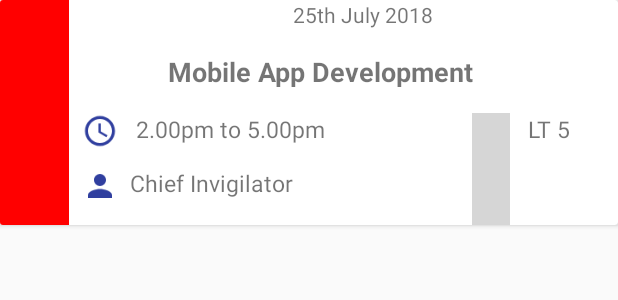
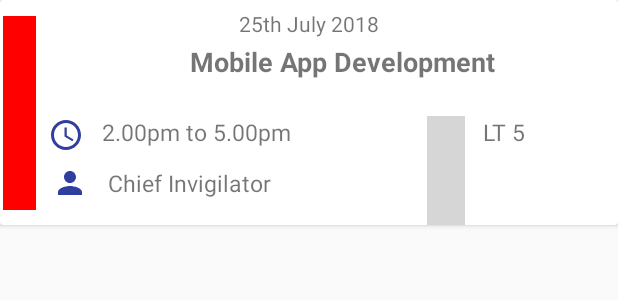
Before and after one commit to vegnish/Exam-Reminder-Mobile-Application, an Android app: the layout card_view.xml on its own in the app's theme, with its tools: preview values and no code run, on a phone screen of 412 x 824 dp. Shown: the top 300 px of the screen. Run offline under Robolectric (Android 15) with nearby library versions, the phone set to English and light mode, and no system bars; grey boxes are pictures that could not be loaded.

Commit message:
Complete view layout

```diff
--- a/app/src/main/AndroidManifest.xml
+++ b/app/src/main/AndroidManifest.xml
@@ -10,14 +10,13 @@
         android:theme="@style/AppTheme">
         <activity android:name=".MainActivity"></activity>
         <activity android:name=".AddSlots">
+
+        </activity>
+        <activity android:name=".ViewSlots">
             <intent-filter>
                 <action android:name="android.intent.action.MAIN" />
-
                 <category android:name="android.intent.category.LAUNCHER" />
             </intent-filter>
-        </activity>
-        <activity android:name=".ViewSlots">
-
         </activity>
     </application>
 
--- a/app/src/main/res/layout/card_view.xml
+++ b/app/src/main/res/layout/card_view.xml
@@ -4,7 +4,7 @@
     xmlns:tools="http://schemas.android.com/tools"
     tools:style="@style/CardView"
     android:id="@+id/card_view"
-    android:layout_width="wrap_content"
+    android:layout_width="match_parent"
     android:layout_height="150dp"
     android:layout_marginBottom="20dp"
     >
@@ -21,40 +21,53 @@
 
         <TextView
             android:id="@+id/date"
-            android:layout_width="101dp"
-            android:layout_height="0dp"
-            android:layout_marginBottom="12dp"
-            android:layout_marginEnd="18dp"
+            android:layout_width="179dp"
+            android:layout_height="23dp"
+            android:layout_marginBottom="8dp"
+            android:layout_marginEnd="8dp"
+            android:layout_marginStart="8dp"
             android:text="25th July 2018"
-            app:layout_constraintBottom_toTopOf="@+id/subject_name"
-            app:layout_constraintEnd_toStartOf="@+id/imageView8"
-            app:layout_constraintStart_toEndOf="@+id/role_text"
-            app:layout_constraintTop_toTopOf="parent" />
+            android:textAlignment="center"
+            app:layout_constraintBottom_toBottomOf="parent"
+            app:layout_constraintEnd_toEndOf="parent"
+            app:layout_constraintStart_toStartOf="parent"
+            app:layout_constraintTop_toTopOf="parent"
+            app:layout_constraintVertical_bias="0.05" />
 
         <TextView
             android:id="@+id/subject_name"
-            android:layout_width="wrap_content"
-            android:layout_height="0dp"
-            android:layout_marginBottom="53dp"
-            android:layout_marginEnd="36dp"
+            android:layout_width="352dp"
+            android:layout_height="33dp"
+            android:layout_marginBottom="32dp"
+            android:layout_marginEnd="8dp"
+            android:layout_marginStart="8dp"
+            android:layout_marginTop="8dp"
             android:text="Mobile App Development"
+            android:textAlignment="center"
             android:textSize="18sp"
             android:textStyle="bold"
-            app:layout_constraintBottom_toTopOf="@+id/role_text"
-            app:layout_constraintEnd_toStartOf="@+id/location_text"
-            app:layout_constraintTop_toBottomOf="@+id/date" />
+            app:layout_constraintBottom_toBottomOf="parent"
+            app:layout_constraintEnd_toEndOf="parent"
+            app:layout_constraintHorizontal_bias="1.0"
+            app:layout_constraintStart_toStartOf="parent"
+            app:layout_constraintTop_toTopOf="parent"
+            app:layout_constraintVertical_bias="0.272" />
 
         <View
             android:id="@+id/color_bar"
-            android:layout_width="75dp"
-            android:layout_height="156dp"
-            android:layout_marginEnd="9dp"
+            android:layout_width="22dp"
+            android:layout_height="129dp"
+            android:layout_marginBottom="8dp"
+            android:layout_marginEnd="8dp"
+            android:layout_marginTop="8dp"
             android:background="@color/colorPrimary"
-            app:layout_constraintBottom_toTopOf="@+id/imageView6"
-            app:layout_constraintEnd_toStartOf="@+id/imageView10"
-            app:layout_constraintHorizontal_chainStyle="spread"
+            app:layout_constraintBottom_toBottomOf="parent"
+            app:layout_constraintEnd_toEndOf="parent"
+            app:layout_constraintHorizontal_bias="0.006"
+            app:layout_constraintHorizontal_chainStyle="spread_inside"
             app:layout_constraintStart_toStartOf="parent"
-            app:layout_constraintTop_toTopOf="@+id/imageView6" />
+            app:layout_constraintTop_toTopOf="parent"
+            app:layout_constraintVertical_bias="0.6" />
 
 
         <TextView
@@ -72,7 +85,7 @@
 
         <TextView
             android:id="@+id/location_text"
-            android:layout_width="wrap_content"
+            android:layout_width="40dp"
             android:layout_height="wrap_content"
             android:layout_marginEnd="62dp"
             android:text="LT 5"
@@ -87,20 +100,28 @@
             android:layout_width="wrap_content"
             android:layout_height="wrap_content"
             android:layout_marginBottom="17dp"
+            android:layout_marginEnd="8dp"
+            android:layout_marginTop="8dp"
             android:text="Chief Invigilator"
             android:textSize="15sp"
             app:layout_constraintBottom_toBottomOf="parent"
-            app:layout_constraintEnd_toStartOf="@+id/date"
+            app:layout_constraintEnd_toEndOf="parent"
+            app:layout_constraintHorizontal_bias="0.056"
             app:layout_constraintStart_toEndOf="@+id/imageView10"
-            app:layout_constraintTop_toBottomOf="@+id/subject_name" />
+            app:layout_constraintTop_toTopOf="parent"
+            app:layout_constraintVertical_bias="1.0" />
 
         <ImageView
             android:id="@+id/imageView6"
             android:layout_width="wrap_content"
             android:layout_height="wrap_content"
-            android:layout_marginStart="9dp"
-            app:layout_constraintStart_toEndOf="@+id/color_bar"
-            app:layout_constraintTop_toTopOf="@+id/time"
+            android:layout_marginBottom="8dp"
+            android:layout_marginStart="32dp"
+            android:layout_marginTop="8dp"
+            app:layout_constraintBottom_toBottomOf="parent"
+            app:layout_constraintStart_toStartOf="parent"
+            app:layout_constraintTop_toTopOf="parent"
+            app:layout_constraintVertical_bias="0.636"
             app:srcCompat="@drawable/ic_access_time_black_24dp" />
 
         <ImageView
@@ -119,11 +140,13 @@
             android:id="@+id/imageView10"
             android:layout_width="wrap_content"
             android:layout_height="wrap_content"
-            android:layout_marginBottom="14dp"
+            android:layout_marginBottom="16dp"
             android:layout_marginEnd="8dp"
+            android:layout_marginStart="8dp"
             app:layout_constraintBottom_toBottomOf="parent"
-            app:layout_constraintEnd_toStartOf="@+id/role_text"
-            app:layout_constraintStart_toEndOf="@+id/color_bar"
+            app:layout_constraintEnd_toEndOf="parent"
+            app:layout_constraintHorizontal_bias="0.072"
+            app:layout_constraintStart_toStartOf="parent"
             app:srcCompat="@drawable/ic_person_black_24dp" />
 
     </android.support.constraint.ConstraintLayout>
```
